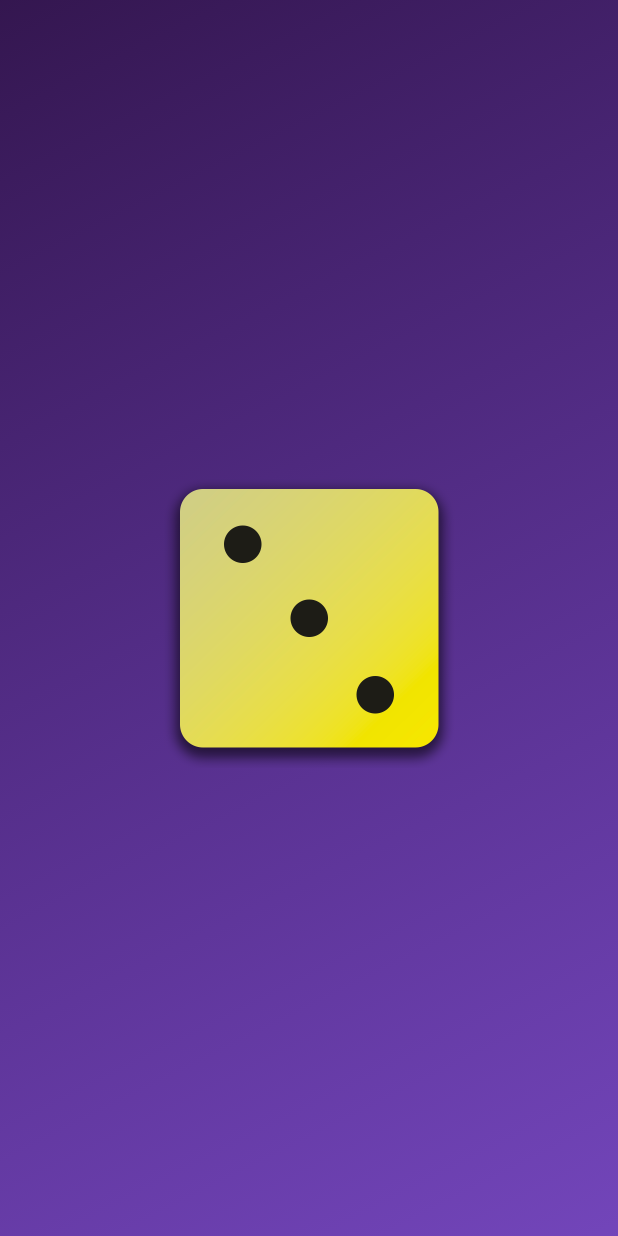
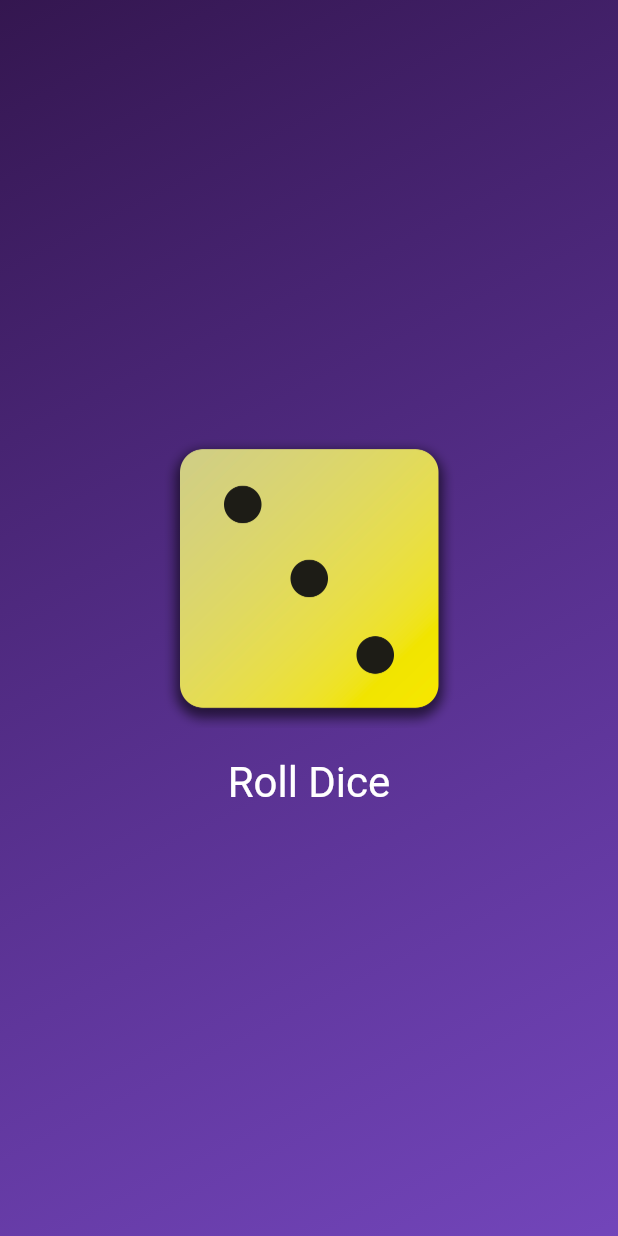
Before and after one commit to abdulhakim10/first_app, a Flutter app: the screen it shows after launch, on a phone screen of 412 x 824 dp. Run offline on Flutter 3.47's test engine with Material 2 defaults, Android fonts, the phone set to English and light mode, and no system bars.

Commit message:
image added done

```diff
--- a/lib/gradient_container.dart
+++ b/lib/gradient_container.dart
@@ -9,6 +9,8 @@ class GradientContainer extends StatelessWidget {
   final Color color1;
   final Color color2;
 
+  rollDice() {}
+
   @override
   Widget build(context) {
     return Container(
@@ -19,11 +21,22 @@ class GradientContainer extends StatelessWidget {
         end: endAlignment,
       )),
       child: Center(
-        child: Image.asset(
-          'assets/images/dice-3.png',
-          width: 200,
-        ),
-      ),
+          child: Column(
+        mainAxisSize: MainAxisSize.min,
+        children: [
+          Image.asset(
+            'assets/images/dice-3.png',
+            width: 200,
+          ),
+          TextButton(
+              onPressed: rollDice,
+              style: TextButton.styleFrom(
+                  foregroundColor: Colors.white,
+                  padding: const EdgeInsets.only(top: 20),
+                  textStyle: const TextStyle(fontSize: 28)),
+              child: const Text('Roll Dice')),
+        ],
+      )),
     );
   }
 }
```
